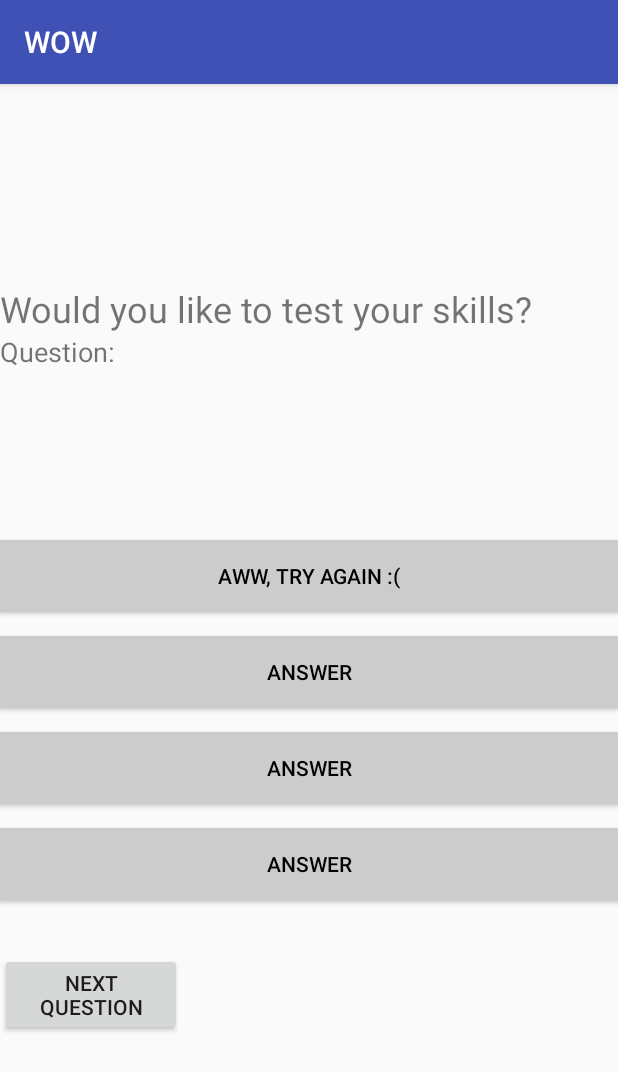
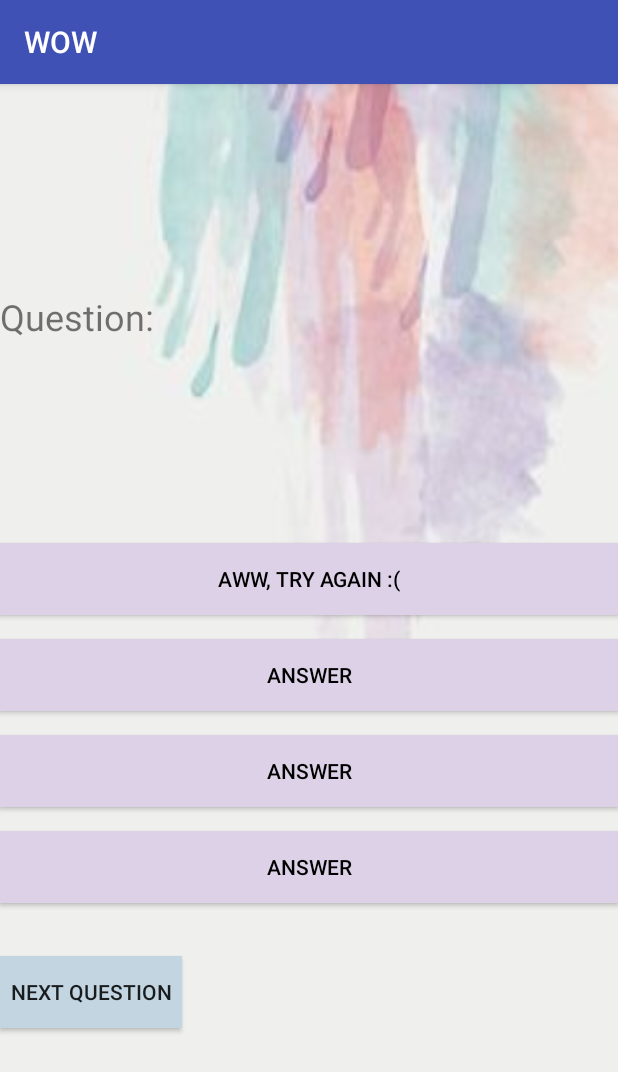
Before and after one commit to jennab3/Trivia, an Android app: the screen it shows after launch (MainActivity), after a tap on "NEXT QUESTION", on a phone screen of 412 x 824 dp. Shown: the top 1072 px of the screen. Run offline under Robolectric (Android 15) with nearby library versions, the phone set to English and light mode, and no system bars; our stand-ins replace Volley; network calls fail; 2 other taps on this screen came first.

Commit message:
Made it all pretty

```diff
--- a/app/src/main/java/edu/illinois/cs/cs125/wow/MainActivity.java
+++ b/app/src/main/java/edu/illinois/cs/cs125/wow/MainActivity.java
@@ -37,8 +37,6 @@ public class MainActivity extends AppCompatActivity {
 
     public boolean correctOne, correctTwo, correctThree, correctFour = false;
 
-    public int randomNum;
-
     @Override
     protected void onCreate(Bundle savedInstanceState) {
         super.onCreate(savedInstanceState);
@@ -54,17 +52,23 @@ public class MainActivity extends AppCompatActivity {
         nextQuestion = (Button) findViewById(R.id.next);
         question = (TextView) findViewById(R.id.question);
 
+        answerOne.setBackgroundColor(Color.rgb(220,209,231));
+        answerTwo.setBackgroundColor(Color.rgb(220,209,231));
+        answerThree.setBackgroundColor(Color.rgb(220,209,231));
+        answerFour.setBackgroundColor(Color.rgb(220,209,231));
+        nextQuestion.setBackgroundColor(Color.rgb(194,213,225));
+
 
         answerOne.setOnClickListener(new View.OnClickListener() {
             @Override
             public void onClick(View v) {
                 if (correctOne) {
-                    answerOne.setBackgroundColor(Color.GREEN);
+                    answerOne.setBackgroundColor(Color.rgb(168,232,172));
                     answerOne.setTextColor(Color.BLACK);
                     answerOne.setText("Hurray! That's correct!");
                 } else {
-                    answerOne.setBackgroundColor(Color.RED);
-                    answerOne.setTextColor(Color.WHITE);
+                    answerOne.setBackgroundColor(Color.rgb(232,157,169));
+                    answerOne.setTextColor(Color.BLACK);
                     answerOne.setText("Aww, try again :(");
                 }
 
@@ -75,12 +79,12 @@ public class MainActivity extends AppCompatActivity {
             @Override
             public void onClick(View v) {
                 if (correctTwo) {
-                    answerTwo.setBackgroundColor(Color.GREEN);
+                    answerTwo.setBackgroundColor(Color.rgb(168,232,172));
                     answerTwo.setTextColor(Color.BLACK);
                     answerTwo.setText("Hurray! That's correct!");
                 } else {
-                    answerTwo.setBackgroundColor(Color.RED);
-                    answerTwo.setTextColor(Color.WHITE);
+                    answerTwo.setBackgroundColor(Color.rgb(232,157,169));
+                    answerTwo.setTextColor(Color.BLACK);
                     answerTwo.setText("It's okay, you can try again");
                 }
             }
@@ -90,12 +94,12 @@ public class MainActivity extends AppCompatActivity {
             @Override
             public void onClick(View v) {
                 if (correctThree) {
-                    answerThree.setBackgroundColor(Color.GREEN);
+                    answerThree.setBackgroundColor(Color.rgb(168,232,172));
                     answerThree.setTextColor(Color.BLACK);
                     answerThree.setText("Hurray! That's correct!");
                 } else {
-                    answerThree.setBackgroundColor(Color.RED);
-                    answerThree.setTextColor(Color.WHITE);
+                    answerThree.setBackgroundColor(Color.rgb(232,157,169));
+                    answerThree.setTextColor(Color.BLACK);
                     answerThree.setText("*Insert sad trumpet sound*");
                 }
             }
@@ -105,12 +109,12 @@ public class MainActivity extends AppCompatActivity {
             @Override
             public void onClick(View v) {
                 if (correctFour) {
-                    answerFour.setBackgroundColor(Color.GREEN);
+                    answerFour.setBackgroundColor(Color.rgb(168,232,172));
                     answerFour.setTextColor(Color.BLACK);
                     answerFour.setText("Hurray! That's correct!");
                 } else {
-                    answerFour.setBackgroundColor(Color.RED);
-                    answerFour.setTextColor(Color.WHITE);
+                    answerFour.setBackgroundColor(Color.rgb(232,157,169));
+                    answerFour.setTextColor(Color.BLACK);
                     answerFour.setText("That's wrong *insert world's smallest violin*");
                 }
             }
@@ -121,13 +125,13 @@ public class MainActivity extends AppCompatActivity {
             public void onClick(View v) {
                 Log.d(TAG,"nextQuestion");
                 reset();
-                answerOne.setBackgroundColor(Color.LTGRAY);
+                answerOne.setBackgroundColor(Color.rgb(220,209,231));
+                answerTwo.setBackgroundColor(Color.rgb(220,209,231));
+                answerThree.setBackgroundColor(Color.rgb(220,209,231));
+                answerFour.setBackgroundColor(Color.rgb(220,209,231));
                 answerOne.setTextColor(Color.BLACK);
-                answerTwo.setBackgroundColor(Color.LTGRAY);
                 answerTwo.setTextColor(Color.BLACK);
-                answerThree.setBackgroundColor(Color.LTGRAY);
                 answerThree.setTextColor(Color.BLACK);
-                answerFour.setBackgroundColor(Color.LTGRAY);
                 answerFour.setTextColor(Color.BLACK);
                 startAPICall();
             }
--- a/app/src/main/res/layout/activity_main.xml
+++ b/app/src/main/res/layout/activity_main.xml
@@ -5,7 +5,9 @@
     android:layout_width="match_parent"
     android:layout_height="match_parent"
     tools:context=".MainActivity"
-    tools:layout_editor_absoluteY="81dp">
+    tools:layout_editor_absoluteY="81dp"
+    android:background="@drawable/what"
+    android:theme="@style/Theme.AppCompat.Light.NoActionBar">
 
     <LinearLayout
         android:layout_width="match_parent"
@@ -14,20 +16,11 @@
         android:orientation="vertical">
 
         <TextView
-            android:id="@+id/textView"
-            android:layout_width="match_parent"
-            android:layout_height="wrap_content"
-            android:text="Would you like to test your skills?"
-            android:textSize="24sp"
-            tools:layout_editor_absoluteX="89dp"
-            tools:layout_editor_absoluteY="13dp" />
-
-        <TextView
             android:id="@+id/question"
             android:layout_width="match_parent"
-            android:layout_height="138dp"
+            android:layout_height="167dp"
             android:text="Question:"
-            android:textSize="18sp"
+            android:textSize="24sp"
             tools:layout_editor_absoluteX="6dp"
             tools:layout_editor_absoluteY="35dp" />
 
```
Also changed, not shown: app/src/main/res/drawable/wallpaper.jpg (added), app/src/main/res/drawable/watermelon.png (added), app/src/main/res/drawable/what.jpg (added).
